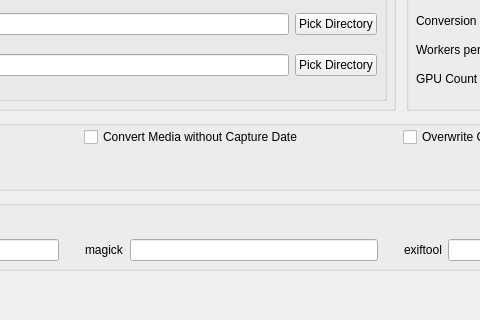
sabaatworld/batch-media-compressor, file assets/mainwindow.ui: the form before one commit; both pictures show x 254 to 734 and y 310 to 630 of the 990 by 630 pixel window.
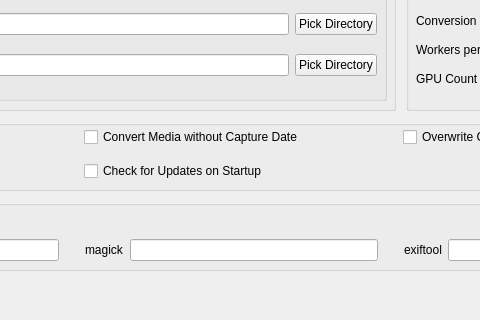
The form after the commit.

```diff
--- a/assets/mainwindow.ui
+++ b/assets/mainwindow.ui
@@ -693,6 +693,13 @@
         </property>
        </widget>
       </item>
+      <item row="1" column="1">
+       <widget class="QCheckBox" name="chkAutoUpdateCheck">
+        <property name="text">
+         <string>Check for Updates on Startup</string>
+        </property>
+       </widget>
+      </item>
      </layout>
     </widget>
    </widget>
```
